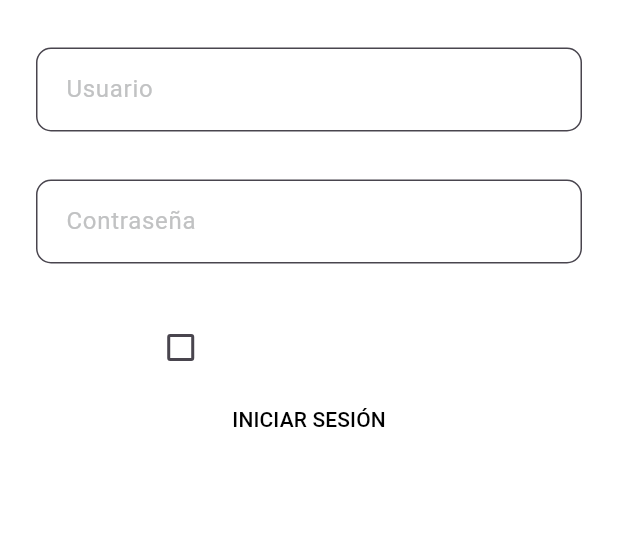
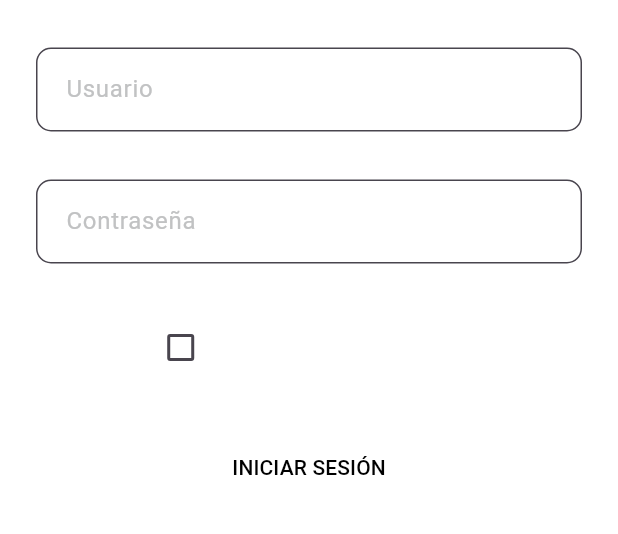
Before and after one commit to ScrobeZ/gin, a Flutter app: the LoginView screen opened by its route, on a phone screen of 412 x 824 dp, the part 479-1013 px from its top. Run offline on Flutter 3.47's test engine with Material 2 defaults, Android fonts, the phone set to English and light mode, and no system bars; our stand-ins replace go_router.

Commit message:
Se cambio el boton a un widget nuevo

```diff
--- a/lib/views/login/login_view.dart
+++ b/lib/views/login/login_view.dart
@@ -1,6 +1,7 @@
 import 'package:flutter/material.dart';
 import 'package:gin/constants/colors.dart';
 import 'package:gin/constants/gaps.dart';
+import 'package:gin/views/widgets/custom_text_button.dart';
 import 'package:gin/views/widgets/custom_text_form_field.dart';
 
 class LoginView extends StatefulWidget {
@@ -13,18 +14,19 @@ class LoginView extends StatefulWidget {
 class _LoginViewState extends State<LoginView> {
   @override
   Widget build(BuildContext context) {
+    final size = MediaQuery.of(context).size;
     return SafeArea(
       child: Scaffold(
         backgroundColor: primaryColor,
         body: Padding(
           padding: const EdgeInsets.all(24.0),
-          child: _buildBody(),
+          child: _buildBody(size),
         ),
       ),
     );
   }
 
-  Column _buildBody() {
+  Column _buildBody(Size size) {
     return Column(
       mainAxisAlignment: MainAxisAlignment.center,
       children: [
@@ -62,24 +64,8 @@ class _LoginViewState extends State<LoginView> {
             )
           ],
         ),
-        TextButton(
-          onPressed: () {},
-          style: ButtonStyle(
-            backgroundColor: const MaterialStatePropertyAll(Colors.white),
-            shape: MaterialStatePropertyAll(
-              RoundedRectangleBorder(
-                borderRadius: BorderRadius.circular(0.0),
-              ),
-            ),
-          ),
-          child: const Text(
-            'INICIAR SESIÓN',
-            style: TextStyle(
-              color: Colors.black,
-            ),
-          ),
-        ),
         verticalBigGap,
+        const CustomTextButton(text: 'INICIAR SESIÓN'),
       ],
     );
   }
--- /dev/null
+++ b/lib/views/widgets/custom_text_button.dart
@@ -0,0 +1,35 @@
+import 'package:flutter/material.dart';
+
+class CustomTextButton extends StatelessWidget {
+  const CustomTextButton({
+    super.key,
+    required this.text,
+  });
+
+  final String text;
+
+  @override
+  Widget build(BuildContext context) {
+    final size = MediaQuery.of(context).size;
+    return TextButton(
+      onPressed: () {},
+      style: ButtonStyle(
+        backgroundColor: const MaterialStatePropertyAll(Colors.white),
+        shape: MaterialStatePropertyAll(
+          RoundedRectangleBorder(
+            borderRadius: BorderRadius.circular(0.0),
+          ),
+        ),
+        fixedSize: MaterialStatePropertyAll(
+          Size(size.width * 0.5, 20),
+        ),
+      ),
+      child: Text(
+        text,
+        style: const TextStyle(
+          color: Colors.black,
+        ),
+      ),
+    );
+  }
+}
```
